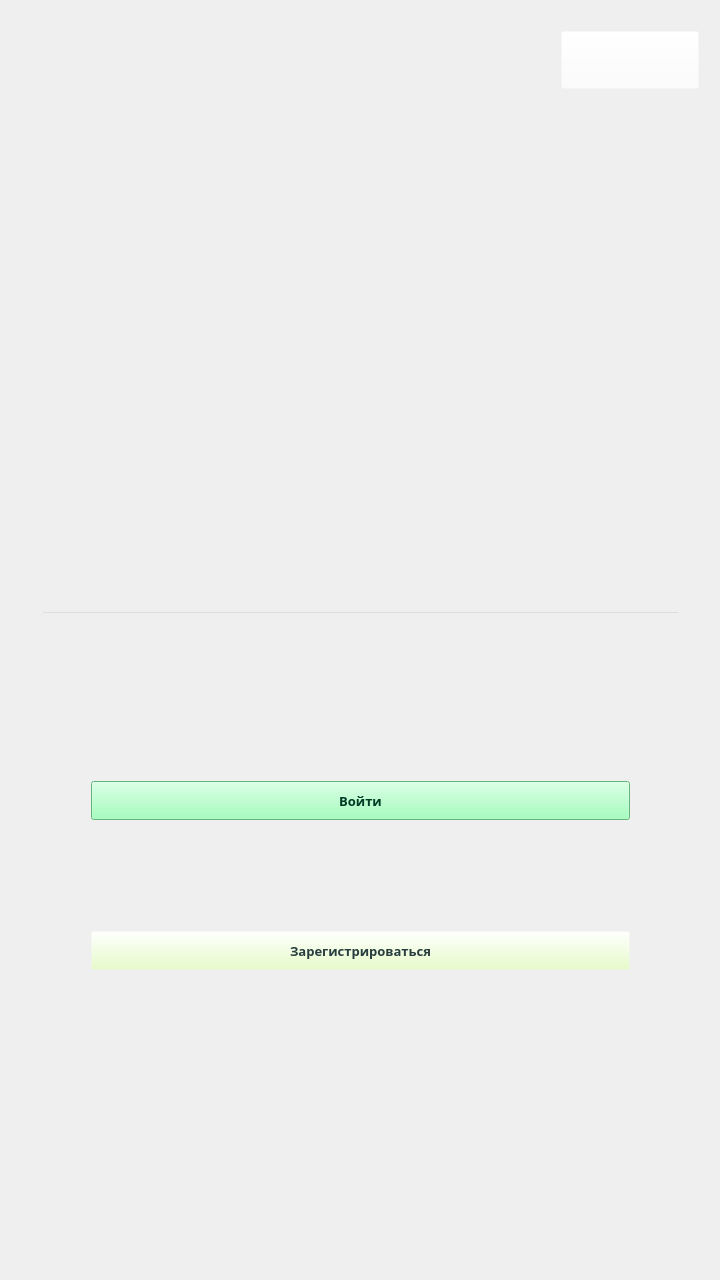
The window that IUGram/iugram.ui (a-kosykh/course_project_RSA_CHAT) describes before a commit, drawn with Qt 5.
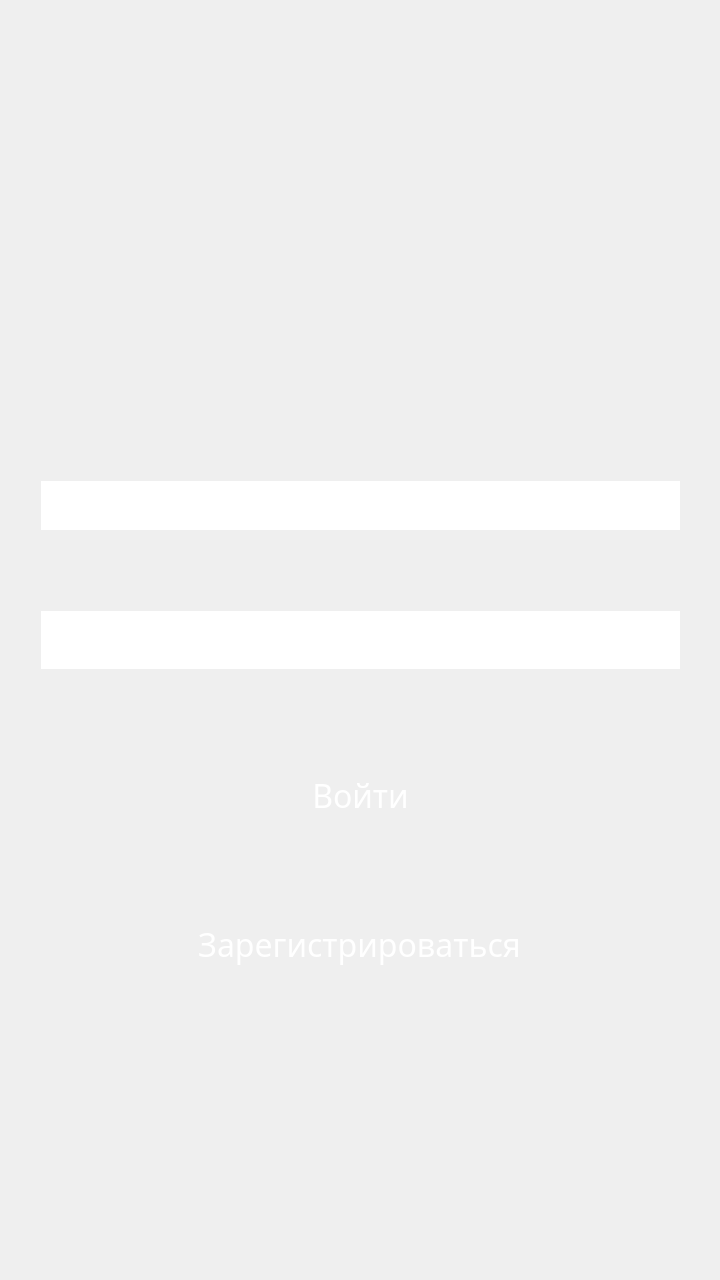
The same window after the commit. Icons and pictures are not drawn.

What changed in the file:
```diff
--- a/IUGram/iugram.ui
+++ b/IUGram/iugram.ui
@@ -20,10 +20,10 @@
    <widget class="QWidget" name="verticalLayoutWidget">
     <property name="geometry">
      <rect>
-      <x>80</x>
-      <y>770</y>
-      <width>561</width>
-      <height>61</height>
+      <x>599</x>
+      <y>10</y>
+      <width>121</width>
+      <height>80</height>
      </rect>
     </property>
     <layout class="QVBoxLayout" name="verticalLayout">
@@ -35,191 +35,15 @@
          <verstretch>0</verstretch>
         </sizepolicy>
        </property>
-       <property name="palette">
-        <palette>
-         <active>
-          <colorrole role="WindowText">
-           <brush brushstyle="SolidPattern">
-            <color alpha="255">
-             <red>0</red>
-             <green>0</green>
-             <blue>0</blue>
-            </color>
-           </brush>
-          </colorrole>
-          <colorrole role="Button">
-           <brush brushstyle="SolidPattern">
-            <color alpha="255">
-             <red>141</red>
-             <green>252</green>
-             <blue>175</blue>
-            </color>
-           </brush>
-          </colorrole>
-          <colorrole role="Text">
-           <brush brushstyle="SolidPattern">
-            <color alpha="255">
-             <red>255</red>
-             <green>255</green>
-             <blue>255</blue>
-            </color>
-           </brush>
-          </colorrole>
-          <colorrole role="ButtonText">
-           <brush brushstyle="SolidPattern">
-            <color alpha="255">
-             <red>0</red>
-             <green>59</green>
-             <blue>36</blue>
-            </color>
-           </brush>
-          </colorrole>
-          <colorrole role="Base">
-           <brush brushstyle="SolidPattern">
-            <color alpha="255">
-             <red>141</red>
-             <green>252</green>
-             <blue>175</blue>
-            </color>
-           </brush>
-          </colorrole>
-          <colorrole role="Window">
-           <brush brushstyle="SolidPattern">
-            <color alpha="255">
-             <red>141</red>
-             <green>252</green>
-             <blue>175</blue>
-            </color>
-           </brush>
-          </colorrole>
-         </active>
-         <inactive>
-          <colorrole role="WindowText">
-           <brush brushstyle="SolidPattern">
-            <color alpha="255">
-             <red>0</red>
-             <green>0</green>
-             <blue>0</blue>
-            </color>
-           </brush>
-          </colorrole>
-          <colorrole role="Button">
-           <brush brushstyle="SolidPattern">
-            <color alpha="255">
-             <red>141</red>
-             <green>252</green>
-             <blue>175</blue>
-            </color>
-           </brush>
-          </colorrole>
-          <colorrole role="Text">
-           <brush brushstyle="SolidPattern">
-            <color alpha="255">
-             <red>255</red>
-             <green>255</green>
-             <blue>255</blue>
-            </color>
-           </brush>
-          </colorrole>
-          <colorrole role="ButtonText">
-           <brush brushstyle="SolidPattern">
-            <color alpha="255">
-             <red>0</red>
-             <green>59</green>
-             <blue>36</blue>
-            </color>
-           </brush>
-          </colorrole>
-          <colorrole role="Base">
-           <brush brushstyle="SolidPattern">
-            <color alpha="255">
-             <red>141</red>
-             <green>252</green>
-             <blue>175</blue>
-            </color>
-           </brush>
-          </colorrole>
-          <colorrole role="Window">
-           <brush brushstyle="SolidPattern">
-            <color alpha="255">
-             <red>141</red>
-             <green>252</green>
-             <blue>175</blue>
-            </color>
-           </brush>
-          </colorrole>
-         </inactive>
-         <disabled>
-          <colorrole role="WindowText">
-           <brush brushstyle="SolidPattern">
-            <color alpha="255">
-             <red>120</red>
-             <green>120</green>
-             <blue>120</blue>
-            </color>
-           </brush>
-          </colorrole>
-          <colorrole role="Button">
-           <brush brushstyle="SolidPattern">
-            <color alpha="255">
-             <red>141</red>
-             <green>252</green>
-             <blue>175</blue>
-            </color>
-           </brush>
-          </colorrole>
-          <colorrole role="Text">
-           <brush brushstyle="SolidPattern">
-            <color alpha="255">
-             <red>120</red>
-             <green>120</green>
-             <blue>120</blue>
-            </color>
-           </brush>
-          </colorrole>
-          <colorrole role="ButtonText">
-           <brush brushstyle="SolidPattern">
-            <color alpha="255">
-             <red>120</red>
-             <green>120</green>
-             <blue>120</blue>
-            </color>
-           </brush>
-          </colorrole>
-          <colorrole role="Base">
-           <brush brushstyle="SolidPattern">
-            <color alpha="255">
-             <red>141</red>
-             <green>252</green>
-             <blue>175</blue>
-            </color>
-           </brush>
-          </colorrole>
-          <colorrole role="Window">
-           <brush brushstyle="SolidPattern">
-            <color alpha="255">
-             <red>141</red>
-             <green>252</green>
-             <blue>175</blue>
-            </color>
-           </brush>
-          </colorrole>
-         </disabled>
-        </palette>
-       </property>
-       <property name="font">
-        <font>
-         <family>Calibri Light</family>
-         <pointsize>10</pointsize>
-         <weight>75</weight>
-         <bold>true</bold>
-        </font>
-       </property>
        <property name="styleSheet">
-        <string notr="true">background: rgb(141, 252, 175)</string>
+        <string notr="true">background-image: url(://images/firstwindow_push_button_settings.png);
+border: rgb(172, 255, 254);</string>
        </property>
        <property name="text">
-        <string>Войти</string>
+        <string/>
+       </property>
+       <property name="flat">
+        <bool>true</bool>
        </property>
       </widget>
      </item>
@@ -231,7 +55,7 @@
       <x>30</x>
       <y>600</y>
       <width>661</width>
-      <height>71</height>
+      <height>80</height>
      </rect>
     </property>
     <layout class="QVBoxLayout" name="verticalLayout_3">
@@ -243,11 +67,18 @@
          <verstretch>0</verstretch>
         </sizepolicy>
        </property>
+       <property name="font">
+        <font>
+         <family>Calibri Light</family>
+         <pointsize>24</pointsize>
+        </font>
+       </property>
        <property name="styleSheet">
-        <string notr="true">background: rgba(255, 255, 255, 0)</string>
+        <string notr="true">background-image: url(://images/firstwindow_input_field.png);
+border: rgb(255, 255, 255)</string>
        </property>
        <property name="echoMode">
-        <enum>QLineEdit::PasswordEchoOnEdit</enum>
+        <enum>QLineEdit::Password</enum>
        </property>
       </widget>
      </item>
@@ -256,10 +87,10 @@
    <widget class="QWidget" name="verticalLayoutWidget_2">
     <property name="geometry">
      <rect>
-      <x>80</x>
-      <y>920</y>
-      <width>561</width>
-      <height>61</height>
+      <x>60</x>
+      <y>750</y>
+      <width>601</width>
+      <height>91</height>
      </rect>
     </property>
     <layout class="QVBoxLayout" name="verticalLayout_2">
@@ -274,91 +105,28 @@
        <property name="palette">
         <palette>
          <active>
-          <colorrole role="Button">
-           <brush brushstyle="SolidPattern">
-            <color alpha="0">
-             <red>226</red>
-             <green>255</green>
-             <blue>188</blue>
-            </color>
-           </brush>
-          </colorrole>
           <colorrole role="ButtonText">
            <brush brushstyle="SolidPattern">
             <color alpha="255">
-             <red>40</red>
-             <green>61</green>
-             <blue>61</blue>
-            </color>
-           </brush>
-          </colorrole>
-          <colorrole role="Base">
-           <brush brushstyle="SolidPattern">
-            <color alpha="0">
-             <red>226</red>
+             <red>255</red>
              <green>255</green>
-             <blue>188</blue>
-            </color>
-           </brush>
-          </colorrole>
-          <colorrole role="Window">
-           <brush brushstyle="SolidPattern">
-            <color alpha="0">
-             <red>226</red>
-             <green>255</green>
-             <blue>188</blue>
+             <blue>255</blue>
             </color>
            </brush>
           </colorrole>
          </active>
          <inactive>
-          <colorrole role="Button">
-           <brush brushstyle="SolidPattern">
-            <color alpha="0">
-             <red>226</red>
-             <green>255</green>
-             <blue>188</blue>
-            </color>
-           </brush>
-          </colorrole>
           <colorrole role="ButtonText">
            <brush brushstyle="SolidPattern">
             <color alpha="255">
-             <red>40</red>
-             <green>61</green>
-             <blue>61</blue>
-            </color>
-           </brush>
-          </colorrole>
-          <colorrole role="Base">
-           <brush brushstyle="SolidPattern">
-            <color alpha="0">
-             <red>226</red>
+             <red>255</red>
              <green>255</green>
-             <blue>188</blue>
-            </color>
-           </brush>
-          </colorrole>
-          <colorrole role="Window">
-           <brush brushstyle="SolidPattern">
-            <color alpha="0">
-             <red>226</red>
-             <green>255</green>
-             <blue>188</blue>
+             <blue>255</blue>
             </color>
            </brush>
           </colorrole>
          </inactive>
          <disabled>
-          <colorrole role="Button">
-           <brush brushstyle="SolidPattern">
-            <color alpha="0">
-             <red>226</red>
-             <green>255</green>
-             <blue>188</blue>
-            </color>
-           </brush>
-          </colorrole>
           <colorrole role="ButtonText">
            <brush brushstyle="SolidPattern">
             <color alpha="255">
@@ -368,68 +136,113 @@
             </color>
            </brush>
           </colorrole>
-          <colorrole role="Base">
-           <brush brushstyle="SolidPattern">
-            <color alpha="0">
-             <red>226</red>
-             <green>255</green>
-             <blue>188</blue>
-            </color>
-           </brush>
-          </colorrole>
-          <colorrole role="Window">
-           <brush brushstyle="SolidPattern">
-            <color alpha="0">
-             <red>226</red>
-             <green>255</green>
-             <blue>188</blue>
-            </color>
-           </brush>
-          </colorrole>
          </disabled>
         </palette>
        </property>
        <property name="font">
         <font>
          <family>Calibri Light</family>
-         <pointsize>10</pointsize>
-         <weight>75</weight>
-         <bold>true</bold>
+         <pointsize>24</pointsize>
         </font>
        </property>
-       <property name="autoFillBackground">
-        <bool>false</bool>
-       </property>
        <property name="styleSheet">
-        <string notr="true">background: rgba(226, 255, 188, 0)</string>
+        <string notr="true">background-image: url(://images/firstwindow_push_button1.png);
+border: rgb(29, 102, 101);</string>
        </property>
        <property name="text">
-        <string>Зарегистрироваться</string>
+        <string>Войти</string>
        </property>
       </widget>
      </item>
     </layout>
    </widget>
+   <widget class="QPushButton" name="pushButton_3">
+    <property name="geometry">
+     <rect>
+      <x>60</x>
+      <y>900</y>
+      <width>599</width>
+      <height>89</height>
+     </rect>
+    </property>
+    <property name="sizePolicy">
+     <sizepolicy hsizetype="Minimum" vsizetype="Ignored">
+      <horstretch>0</horstretch>
+      <verstretch>0</verstretch>
+     </sizepolicy>
+    </property>
+    <property name="palette">
+     <palette>
+      <active>
+       <colorrole role="ButtonText">
+        <brush brushstyle="SolidPattern">
+         <color alpha="255">
+          <red>255</red>
+          <green>255</green>
+          <blue>255</blue>
+         </color>
+        </brush>
+       </colorrole>
+      </active>
+      <inactive>
+       <colorrole role="ButtonText">
+        <brush brushstyle="SolidPattern">
+         <color alpha="255">
+          <red>255</red>
+          <green>255</green>
+          <blue>255</blue>
+         </color>
+        </brush>
+       </colorrole>
+      </inactive>
+      <disabled>
+       <colorrole role="ButtonText">
+        <brush brushstyle="SolidPattern">
+         <color alpha="255">
+          <red>120</red>
+          <green>120</green>
+          <blue>120</blue>
+         </color>
+        </brush>
+       </colorrole>
+      </disabled>
+     </palette>
+    </property>
+    <property name="font">
+     <font>
+      <family>Calibri Light</family>
+      <pointsize>24</pointsize>
+     </font>
+    </property>
+    <property name="styleSheet">
+     <string notr="true">background-image: url(://images/firstwindow_push_button1.png);
+border: rgb(29, 102, 101);</string>
+    </property>
+    <property name="text">
+     <string>Зарегистрироваться</string>
+    </property>
+   </widget>
    <widget class="QWidget" name="verticalLayoutWidget_4">
     <property name="geometry">
      <rect>
-      <x>550</x>
-      <y>20</y>
-      <width>160</width>
-      <height>80</height>
+      <x>30</x>
+      <y>470</y>
+      <width>661</width>
+      <height>71</height>
      </rect>
     </property>
     <layout class="QVBoxLayout" name="verticalLayout_4">
      <item>
-      <widget class="QPushButton" name="pushButton_3">
+      <widget class="QLineEdit" name="lineEdit_2">
        <property name="sizePolicy">
-        <sizepolicy hsizetype="Minimum" vsizetype="Ignored">
+        <sizepolicy hsizetype="Expanding" vsizetype="Ignored">
          <horstretch>0</horstretch>
          <verstretch>0</verstretch>
         </sizepolicy>
        </property>
        <property name="styleSheet">
-        <string notr="true">background: rgba(255, 255, 255, 0)</string>
+        <string notr="true">background-image: url(://images/firstwindow_input_field.png);
+border: rgb(255, 255, 255)</string>
        </property>
        <property name="text">
         <string/>
```
Left out of the diff: 16 changed lines with no effect on the pictures.
